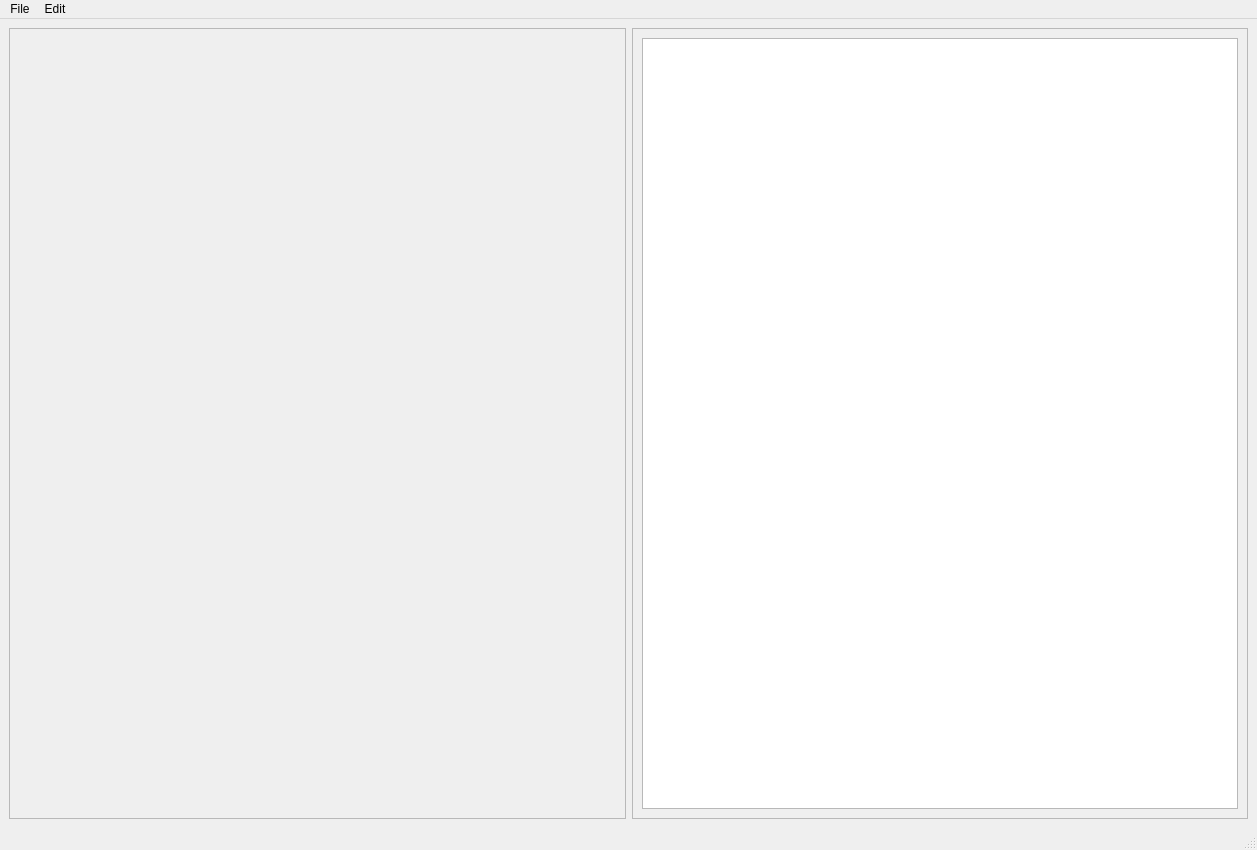
VinnyCarter05/OCR, file textbox.ui: the form before one commit.
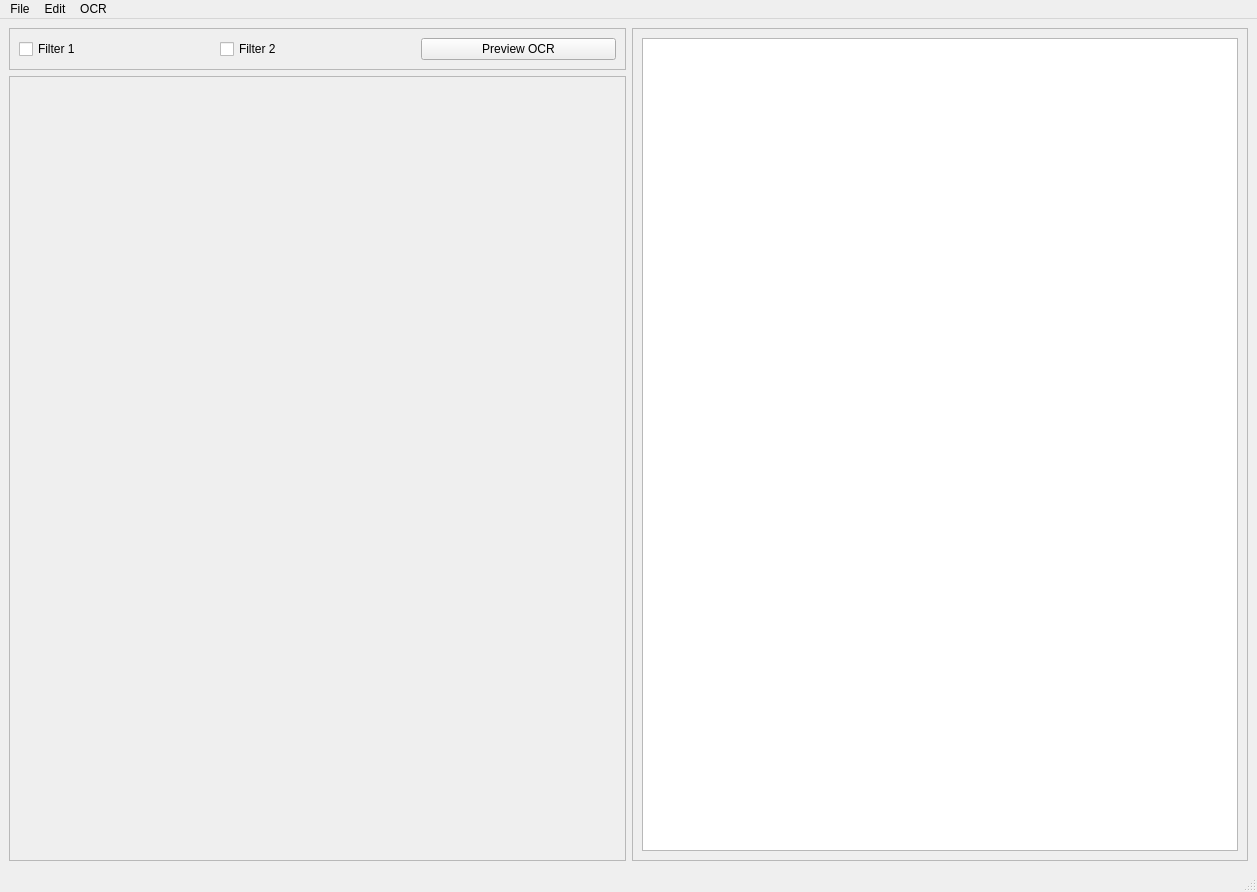
The form after the commit. Icons and pictures are not drawn.

Commit message: added Preview Window

```diff
--- a/textbox.ui
+++ b/textbox.ui
@@ -7,7 +7,7 @@
     <x>0</x>
     <y>0</y>
     <width>1257</width>
-    <height>850</height>
+    <height>892</height>
    </rect>
   </property>
   <property name="sizePolicy">
@@ -21,7 +21,7 @@
   </property>
   <widget class="QWidget" name="centralwidget">
    <layout class="QGridLayout" name="gridLayout">
-    <item row="0" column="0">
+    <item row="1" column="0">
      <widget class="QScrollArea" name="scrollArea">
       <property name="sizePolicy">
        <sizepolicy hsizetype="MinimumExpanding" vsizetype="MinimumExpanding">
@@ -44,7 +44,7 @@
          <x>0</x>
          <y>0</y>
          <width>613</width>
-         <height>788</height>
+         <height>782</height>
         </rect>
        </property>
        <property name="sizePolicy">
@@ -59,8 +59,8 @@
          <height>770</height>
         </size>
        </property>
-       <layout class="QGridLayout" name="gridLayout_3">
-        <item row="0" column="0">
+       <layout class="QVBoxLayout" name="verticalLayout">
+        <item>
          <widget class="QLabel" name="label_Image">
           <property name="sizePolicy">
            <sizepolicy hsizetype="Fixed" vsizetype="Fixed">
@@ -95,7 +95,7 @@
       </widget>
      </widget>
     </item>
-    <item row="0" column="1">
+    <item row="0" column="1" rowspan="2">
      <widget class="QFrame" name="frame">
       <property name="sizePolicy">
        <sizepolicy hsizetype="MinimumExpanding" vsizetype="MinimumExpanding">
@@ -129,6 +129,51 @@
       </layout>
      </widget>
     </item>
+    <item row="0" column="0">
+     <widget class="QFrame" name="frame_checks">
+      <property name="sizePolicy">
+       <sizepolicy hsizetype="Preferred" vsizetype="Fixed">
+        <horstretch>0</horstretch>
+        <verstretch>0</verstretch>
+       </sizepolicy>
+      </property>
+      <property name="minimumSize">
+       <size>
+        <width>0</width>
+        <height>37</height>
+       </size>
+      </property>
+      <property name="frameShape">
+       <enum>QFrame::StyledPanel</enum>
+      </property>
+      <property name="frameShadow">
+       <enum>QFrame::Plain</enum>
+      </property>
+      <layout class="QHBoxLayout" name="horizontalLayout">
+       <item>
+        <widget class="QCheckBox" name="checkBox_Filt1">
+         <property name="text">
+          <string>Filter 1</string>
+         </property>
+        </widget>
+       </item>
+       <item>
+        <widget class="QCheckBox" name="checkBox_Filt2">
+         <property name="text">
+          <string>Filter 2</string>
+         </property>
+        </widget>
+       </item>
+       <item>
+        <widget class="QPushButton" name="pushButton_OCR">
+         <property name="text">
+          <string>Preview OCR</string>
+         </property>
+        </widget>
+       </item>
+      </layout>
+     </widget>
+    </item>
    </layout>
   </widget>
   <widget class="QMenuBar" name="menubar">
@@ -157,8 +202,15 @@
     <addaction name="actionCopy"/>
     <addaction name="actionPaste"/>
    </widget>
+   <widget class="QMenu" name="menuOCR">
+    <property name="title">
+     <string>OCR</string>
+    </property>
+    <addaction name="actionOCR_Page"/>
+   </widget>
    <addaction name="menuFile"/>
    <addaction name="menuEdit"/>
+   <addaction name="menuOCR"/>
   </widget>
   <widget class="QStatusBar" name="statusbar"/>
   <action name="actionOpen_File">
```
Left out of the diff: 8 changed lines with no effect on the pictures. The commit also changes 64 other files.
